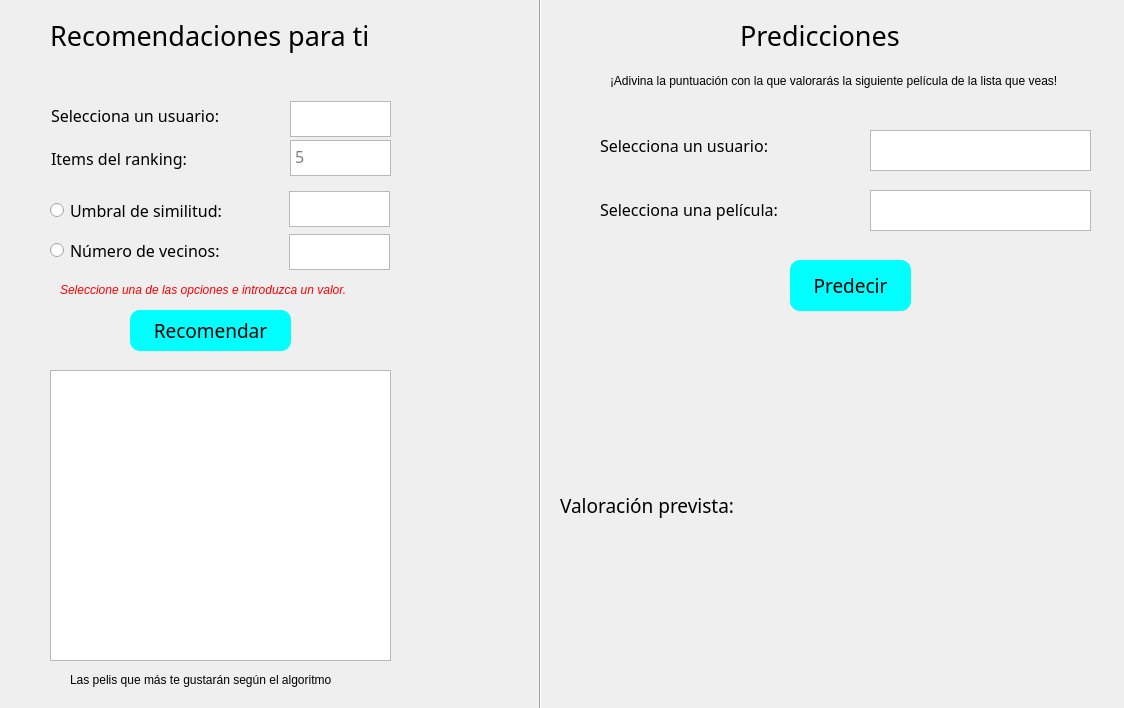
The window that Interface/main.ui (alvarobarriada/RecomendadorPeliculas) describes before a commit, drawn with Qt 5.
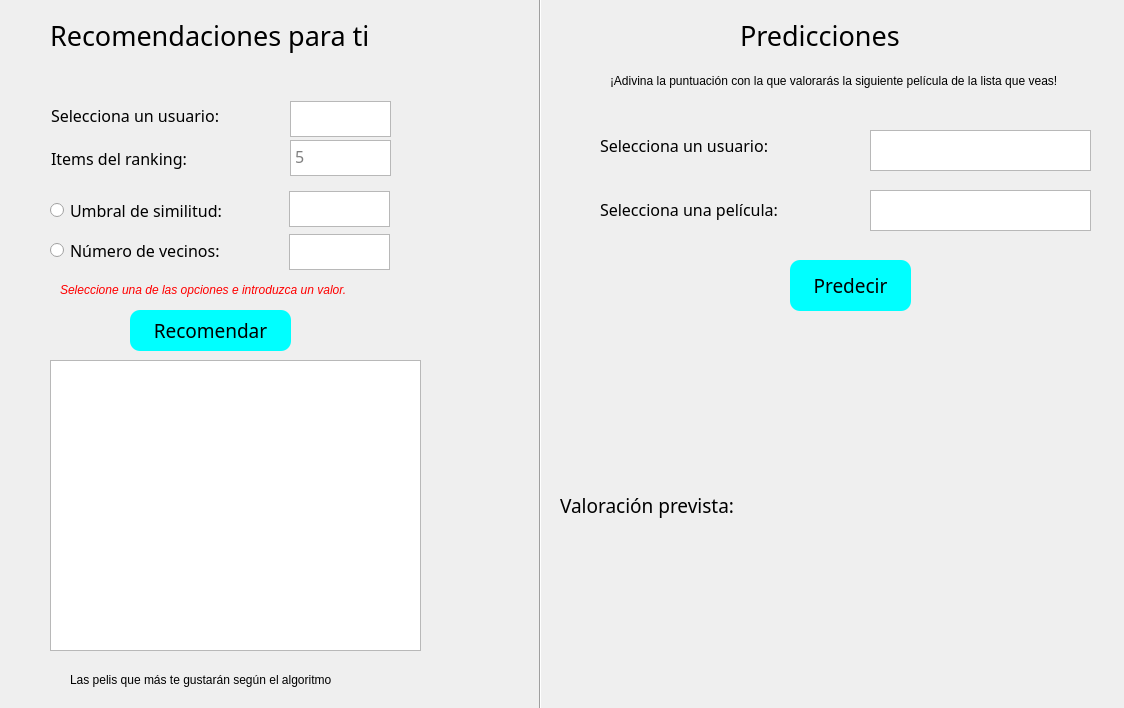
The same window after the commit. Icons and pictures are not drawn.

Commit message: no se si funciona la tabla

```diff
--- a/Interface/main.ui
+++ b/Interface/main.ui
@@ -92,19 +92,6 @@
      <string>Recomendaciones para ti</string>
     </property>
    </widget>
-   <widget class="QTableView" name="tabla">
-    <property name="geometry">
-     <rect>
-      <x>50</x>
-      <y>370</y>
-      <width>341</width>
-      <height>291</height>
-     </rect>
-    </property>
-    <property name="alternatingRowColors">
-     <bool>false</bool>
-    </property>
-   </widget>
    <widget class="QLabel" name="seleccionaUserPred">
     <property name="geometry">
      <rect>
@@ -622,6 +609,16 @@
      <string>Seleccione una de las opciones e introduzca un valor.</string>
     </property>
    </widget>
+   <widget class="QTableWidget" name="tabla">
+    <property name="geometry">
+     <rect>
+      <x>50</x>
+      <y>360</y>
+      <width>371</width>
+      <height>291</height>
+     </rect>
+    </property>
+   </widget>
   </widget>
  </widget>
  <resources/>
```
The commit also changes 3 other files.
